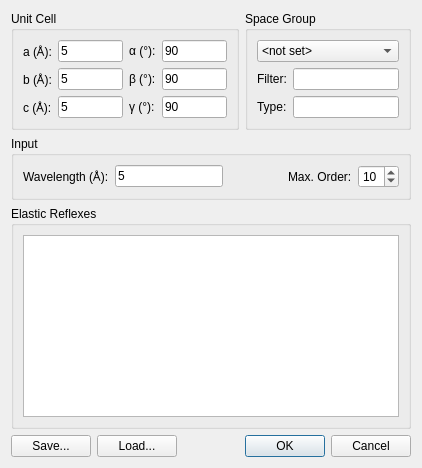
First picture: the form in ui/powder.ui, repository tweber-ill/frm_mirror-takin1, before the edit.
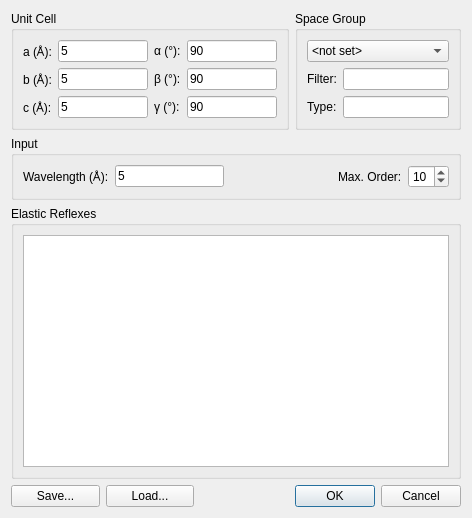
Second picture: the form after the edit.

Commit message: continued with powder

```diff
--- a/ui/powder.ui
+++ b/ui/powder.ui
@@ -6,8 +6,8 @@
    <rect>
     <x>0</x>
     <y>0</y>
-    <width>422</width>
-    <height>468</height>
+    <width>472</width>
+    <height>518</height>
    </rect>
   </property>
   <property name="windowTitle">
@@ -261,12 +261,12 @@
         </attribute>
         <column>
          <property name="text">
-          <string>Angle (deg)</string>
+          <string>2θ (deg)</string>
          </property>
         </column>
         <column>
          <property name="text">
-          <string>Q (1/A)</string>
+          <string>Q (Å⁻¹)</string>
          </property>
         </column>
         <column>
```
The commit also changes 3 other files.
